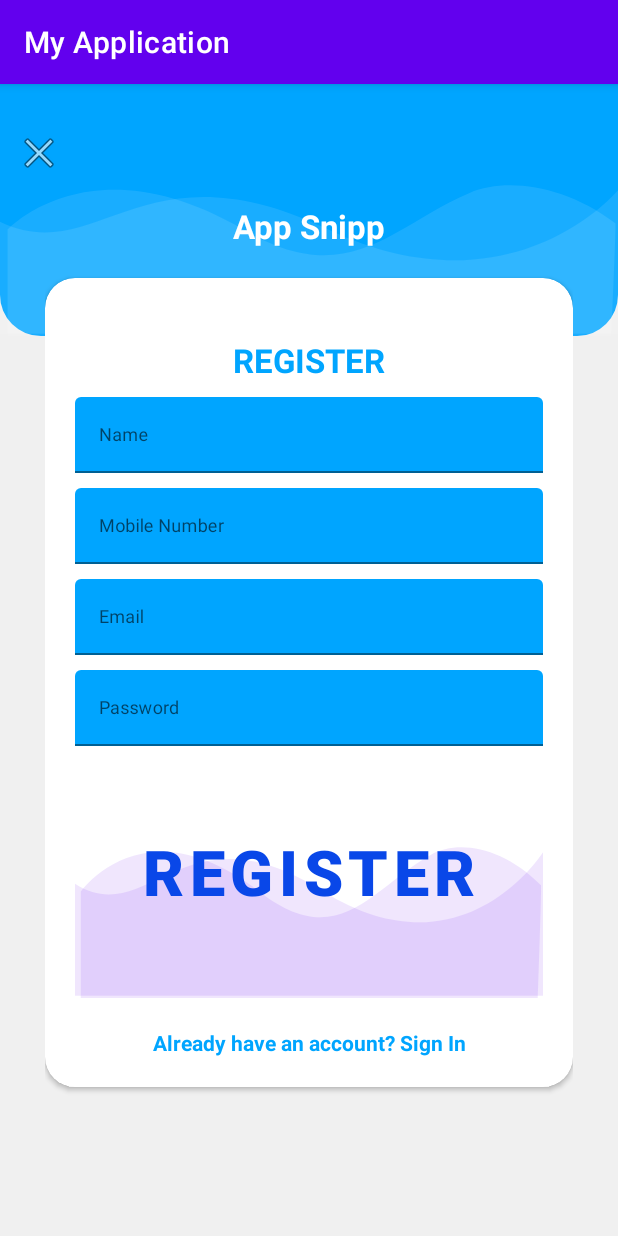
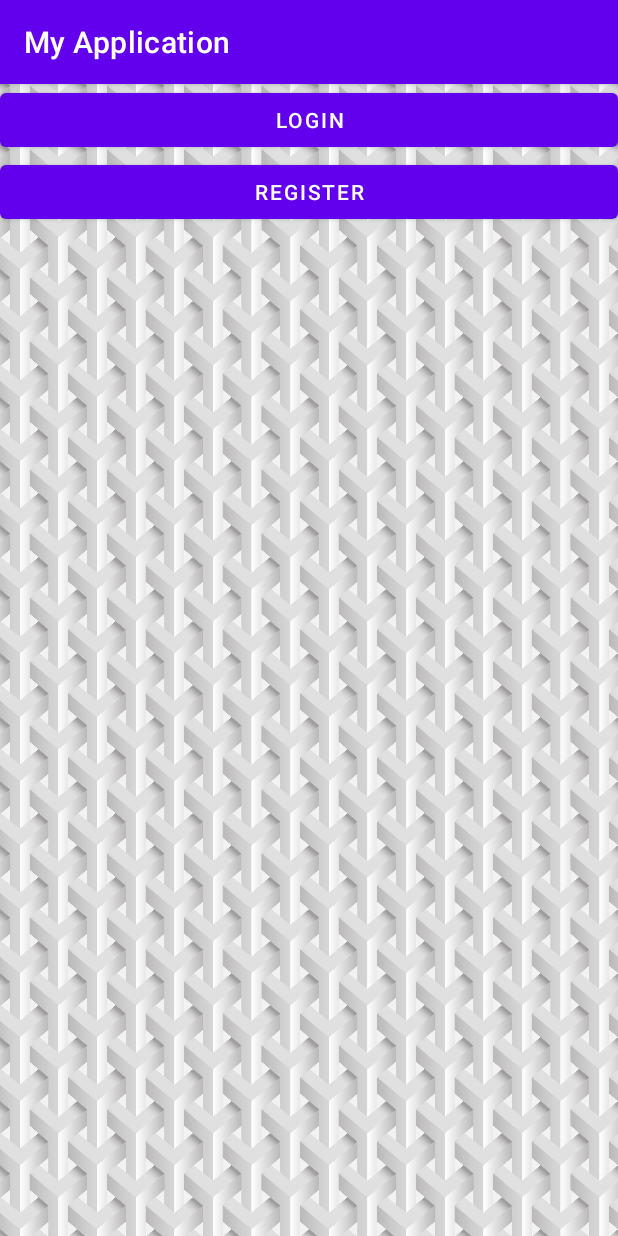
Before and after one commit to MiwaUS7605/HangoutPlaces, an Android app: the screen it shows after launch (MainActivity before the commit, StartActivity after it), on a phone screen of 412 x 824 dp. Run offline under Robolectric (Android 15) with nearby library versions, the phone set to English and light mode, and no system bars; our stand-ins replace Firebase (no records; nobody signed in at launch, a user with empty details on screens opened directly).

Commit message:
Features - Login, Register
Login and Register features (without SMS authentication)

```diff
--- a/app/build.gradle
+++ b/app/build.gradle
@@ -39,7 +39,7 @@ dependencies {
     // TODO: Add the dependencies for Firebase products you want to use
     // When using the BoM, don't specify versions in Firebase dependencies
     implementation 'com.google.firebase:firebase-analytics'
-
+    implementation 'com.google.firebase:firebase-auth'
 
     // Add the dependencies for any other desired Firebase products
     // https://firebase.google.com/docs/android/setup#available-libraries
--- a/app/src/main/java/com/groupb/locationsharing/MainActivity.java
+++ b/app/src/main/java/com/groupb/locationsharing/MainActivity.java
@@ -4,27 +4,11 @@ import androidx.appcompat.app.AppCompatActivity;
 
 import android.os.Bundle;
 
-import com.google.firebase.database.DatabaseReference;
-import com.google.firebase.database.FirebaseDatabase;
-
 public class MainActivity extends AppCompatActivity {
-
-    FirebaseDatabase database;
-    DatabaseReference ref;
 
     @Override
     protected void onCreate(Bundle savedInstanceState) {
         super.onCreate(savedInstanceState);
         setContentView(R.layout.activity_main);
-
-        database = FirebaseDatabase.getInstance();
-        ref = database.getReference("User");
-        writeNewUser("HCMUS0003", "Banh Hao Toan", "20127699@gmail.com");
-    }
-
-    public void writeNewUser(String userId, String name, String email) {
-        User user = new User(name, email);
-
-        ref.child("users").child(userId).setValue(user);
     }
 }
--- /dev/null
+++ b/app/src/main/java/com/groupb/locationsharing/StartActivity.java
@@ -0,0 +1,41 @@
+package com.groupb.locationsharing;
+
+import androidx.appcompat.app.AppCompatActivity;
+
+import android.content.Intent;
+import android.os.Bundle;
+import android.view.View;
+import android.widget.Button;
+
+import com.google.firebase.database.DatabaseReference;
+import com.google.firebase.database.FirebaseDatabase;
+
+public class StartActivity extends AppCompatActivity {
+
+    Button login;
+    Button register;
+
+    @Override
+    protected void onCreate(Bundle savedInstanceState) {
+        super.onCreate(savedInstanceState);
+        setContentView(R.layout.activity_start);
+
+        login = findViewById(R.id.login);
+        register = findViewById(R.id.register);
+
+        login.setOnClickListener(new View.OnClickListener() {
+            @Override
+            public void onClick(View view) {
+                startActivity(new Intent(StartActivity.this, LoginActivity.class));
+            }
+        });
+
+        register.setOnClickListener(new View.OnClickListener() {
+            @Override
+            public void onClick(View view) {
+                startActivity(new Intent(StartActivity.this, RegisterActivity.class));
+            }
+        });
+
+    }
+}
--- a/app/src/main/java/com/groupb/locationsharing/User.java
+++ b/app/src/main/java/com/groupb/locationsharing/User.java
@@ -4,6 +4,7 @@ public class User {
 
     public String username;
     public String email;
+    public String profileUrl;
 
     public User() {
         // Default constructor required for calls to DataSnapshot.getValue(User.class)
@@ -12,6 +13,7 @@ public class User {
     public User(String username, String email) {
         this.username = username;
         this.email = email;
+
     }
 
 }
--- a/app/src/main/res/layout/activity_main.xml
+++ b/app/src/main/res/layout/activity_main.xml
@@ -1,66 +1,9 @@
 <?xml version="1.0" encoding="utf-8"?>
-<RelativeLayout xmlns:android="http://schemas.android.com/apk/res/android"
+<androidx.constraintlayout.widget.ConstraintLayout xmlns:android="http://schemas.android.com/apk/res/android"
     xmlns:app="http://schemas.android.com/apk/res-auto"
     xmlns:tools="http://schemas.android.com/tools"
-    android:orientation="vertical"
-    style="@style/loginParent"
+    android:layout_width="match_parent"
+    android:layout_height="match_parent"
     tools:context=".MainActivity">
-    <ScrollView
-        style="@style/parent">
 
-        <RelativeLayout
-            style="@style/parent">
-
-            <LinearLayout
-                android:layout_width="match_parent"
-                android:layout_height="match_parent"
-                android:layout_alignParentTop="true"
-                android:weightSum="12">
-
-                <LinearLayout
-                    style="@style/parent"
-                    android:background="@drawable/login_shape_bk"
-                    android:orientation="vertical"
-                    android:layout_weight="3">
-
-                    <ImageView
-                        style="@style/parent"
-                        android:background="@drawable/ic_login_bk"
-                        android:contentDescription="login background" />
-
-                </LinearLayout>
-
-            </LinearLayout>
-
-            <LinearLayout
-                android:layout_width="match_parent"
-                android:layout_height="match_parent"
-                android:layout_alignParentTop="true"
-                android:orientation="vertical"
-                android:layout_marginTop="40dp"
-                android:layout_marginRight="30dp"
-                android:layout_marginLeft="30dp">
-
-
-                <TextView
-                    style="@style/headerText"
-                    android:layout_gravity="center"
-                    android:text="App Snipp"
-                    android:layout_marginTop="40dp"/>
-                <include
-                    layout="@layout/layout_register"/>
-
-            </LinearLayout>
-            <ImageView
-                android:layout_width="wrap_content"
-                android:layout_height="wrap_content"
-                android:layout_alignParentLeft="true"
-                android:layout_alignParentTop="true"
-                android:layout_marginTop="30dp"
-                android:layout_marginLeft="10dp"
-                android:src="@android:drawable/ic_menu_close_clear_cancel" />
-        </RelativeLayout>
-
-    </ScrollView>
-
-</RelativeLayout>
+</androidx.constraintlayout.widget.ConstraintLayout>
--- a/app/src/main/res/layout/layout_register.xml
+++ b/app/src/main/res/layout/activity_register.xml
@@ -1,14 +1,11 @@
 <?xml version="1.0" encoding="utf-8"?>
-<androidx.cardview.widget.CardView
-    xmlns:android="http://schemas.android.com/apk/res/android"
+<LinearLayout xmlns:android="http://schemas.android.com/apk/res/android"
     xmlns:app="http://schemas.android.com/apk/res-auto"
-    style="@style/loginCard"
-    app:cardCornerRadius="@dimen/loginCardRadius"
-    android:elevation="5dp"
-    android:layout_gravity="center"
-    android:layout_marginTop="@dimen/loginViewsMargin"
-    android:layout_marginBottom="@dimen/loginViewsMargin"
-    android:background="@color/whiteCardColor">
+    xmlns:tools="http://schemas.android.com/tools"
+    android:layout_width="match_parent"
+    android:layout_height="match_parent"
+    tools:context=".RegisterActivity"
+    android:background="@drawable/background">
 
     <LinearLayout
         style="@style/linearParent"
@@ -24,26 +21,18 @@
             style="@style/parent"
             android:layout_marginTop="@dimen/signup_text_margin_top">
             <EditText
+                android:id="@+id/username"
                 style="@style/modifiedEditText"
                 android:inputType="text"
                 android:maxLines="1"
-                android:hint="Name"/>
+                android:hint="Username"/>
         </com.google.android.material.textfield.TextInputLayout>
 
         <com.google.android.material.textfield.TextInputLayout
             style="@style/parent"
             android:layout_marginTop="@dimen/signup_text_margin_top">
             <EditText
-                style="@style/modifiedEditText"
-                android:inputType="text"
-                android:maxLines="1"
-                android:hint="Mobile Number"/>
-        </com.google.android.material.textfield.TextInputLayout>
-
-        <com.google.android.material.textfield.TextInputLayout
-            style="@style/parent"
-            android:layout_marginTop="@dimen/signup_text_margin_top">
-            <EditText
+                android:id="@+id/email"
                 style="@style/modifiedEditText"
                 android:inputType="textEmailAddress"
                 android:maxLines="1"
@@ -54,6 +43,7 @@
             style="@style/parent"
             android:layout_marginTop="@dimen/signup_text_margin_top">
             <EditText
+                android:id="@+id/password"
                 style="@style/modifiedEditText"
                 android:hint="@string/login_password_hint"
                 android:maxLines="1"
@@ -61,11 +51,13 @@
         </com.google.android.material.textfield.TextInputLayout>
 
         <Button
+            android:id="@+id/btn_register"
             style="@style/loginButton"
             android:layout_gravity="center"
             android:text="Register"
             android:textColor="@color/colorPrimaryDark"
             android:textSize="42dp"/>
+
 
         <TextView
             style="@style/parent"
@@ -73,7 +65,8 @@
             android:textStyle="bold"
             android:textColor="@color/primaryTextColor"
             android:text="@string/signup_login_hint"
-            android:layout_marginTop="@dimen/loginViewsMargin"/>
+            android:layout_marginTop="@dimen/loginViewsMargin"
+            android:id="@+id/returnLogin"/>
 
     </LinearLayout>
-</androidx.cardview.widget.CardView>
+</LinearLayout>
--- /dev/null
+++ b/app/src/main/res/layout/activity_start.xml
@@ -0,0 +1,25 @@
+<?xml version="1.0" encoding="utf-8"?>
+<LinearLayout xmlns:android="http://schemas.android.com/apk/res/android"
+    xmlns:app="http://schemas.android.com/apk/res-auto"
+    xmlns:tools="http://schemas.android.com/tools"
+    style="@style/loginParent"
+    android:background="@drawable/background"
+    android:orientation="vertical"
+    tools:context=".StartActivity">
+
+
+
+    <Button
+        android:id="@+id/login"
+        android:layout_width="match_parent"
+        android:layout_height="wrap_content"
+        android:text="Login"></Button>
+
+    <Button
+        android:id="@+id/register"
+        android:layout_width="match_parent"
+        android:layout_height="wrap_content"
+        android:text="Register"></Button>
+
+
+</LinearLayout>
--- a/app/src/main/res/values/colors.xml
+++ b/app/src/main/res/values/colors.xml
@@ -16,6 +16,9 @@
     <color name="primaryTextColor">#00a5ff</color>
     <color name="loginBkColor">#f0f0f0</color>
 
+    <!--colors for toolbar -->
+    <color name="colorDarkBlue">#0466B5</color>
+
     <!--colros for card-->
     <color name="whiteCardColor">#fff</color>
 </resources>
--- a/app/src/main/res/values/strings.xml
+++ b/app/src/main/res/values/strings.xml
@@ -1,6 +1,6 @@
 <resources>
     <string name="app_name">My Application</string>
-    <string name="register">REGISTER</string>
+    <string name="register">CREATE A NEW ACCOUNT</string>
     <string name="login_email_hint">Email</string>
     <string name="login_password_hint">Password</string>
     <string name="signup_login_hint">Already have an account? Sign In</string>
```
Also changed, not shown: app/src/main/AndroidManifest.xml (+11 -0 lines), app/src/main/java/com/groupb/locationsharing/LoginActivity.java (added, +72 -0 lines), app/src/main/java/com/groupb/locationsharing/RegisterActivity.java (added, +152 -0 lines), app/src/main/res/layout/activity_login.xml (added, +55 -0 lines), app/src/main/res/layout/layout_login.xml (deleted, +0 -80 lines), app/src/main/res/drawable/background.jpg (added).
